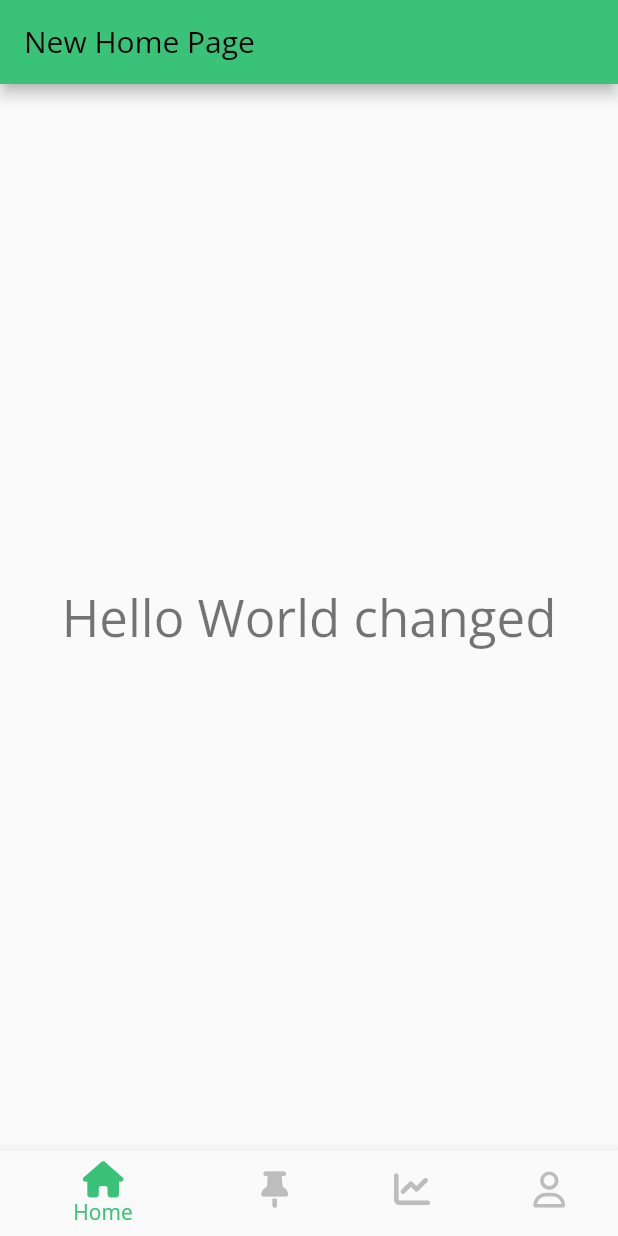
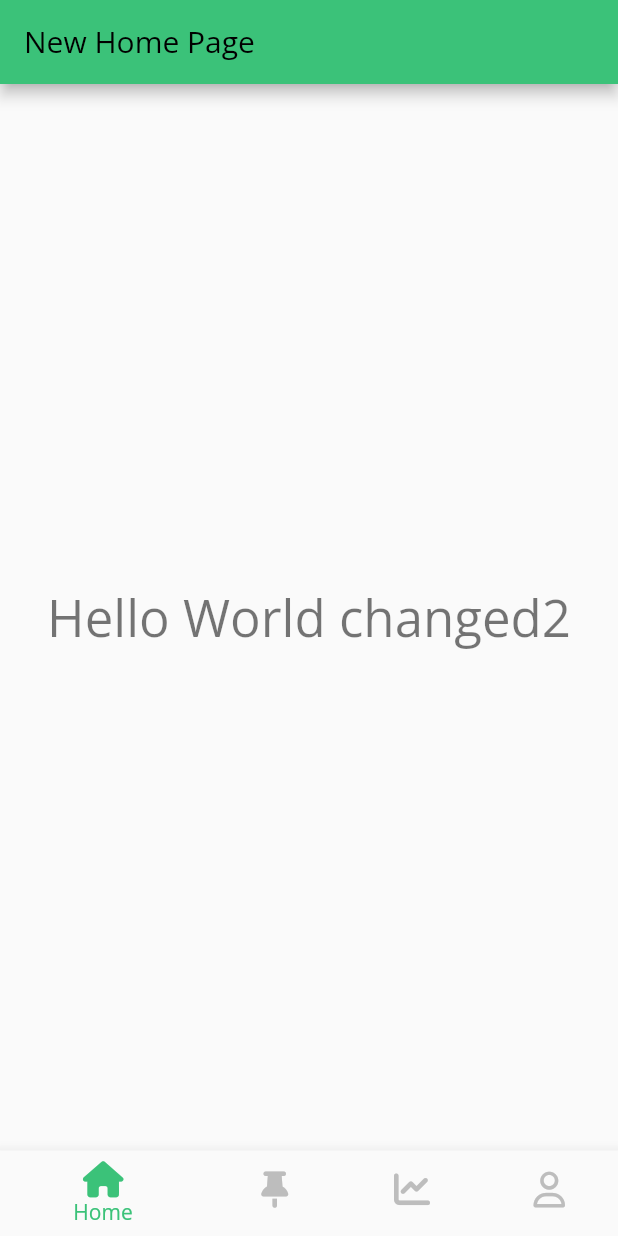
Before and after one commit to ShivamHasurkar/psl_foundation, a Flutter app: the screen it shows after launch, on a phone screen of 412 x 824 dp. Run offline on Flutter 3.47's test engine with Material 2 defaults, Android fonts, the phone set to English and light mode, and no system bars; our stand-ins replace font_awesome_flutter.

Commit message:
checking merge conflicts

```diff
--- a/lib/main.dart
+++ b/lib/main.dart
@@ -66,7 +66,7 @@ class _MyHomePageState extends State<MyHomePage> {
           mainAxisAlignment: MainAxisAlignment.center,
           children: <Widget>[
             Text(
-              'Hello World changed',
+              'Hello World changed2',
               style: Theme.of(context).textTheme.headlineMedium,
             ),
           ],
```
